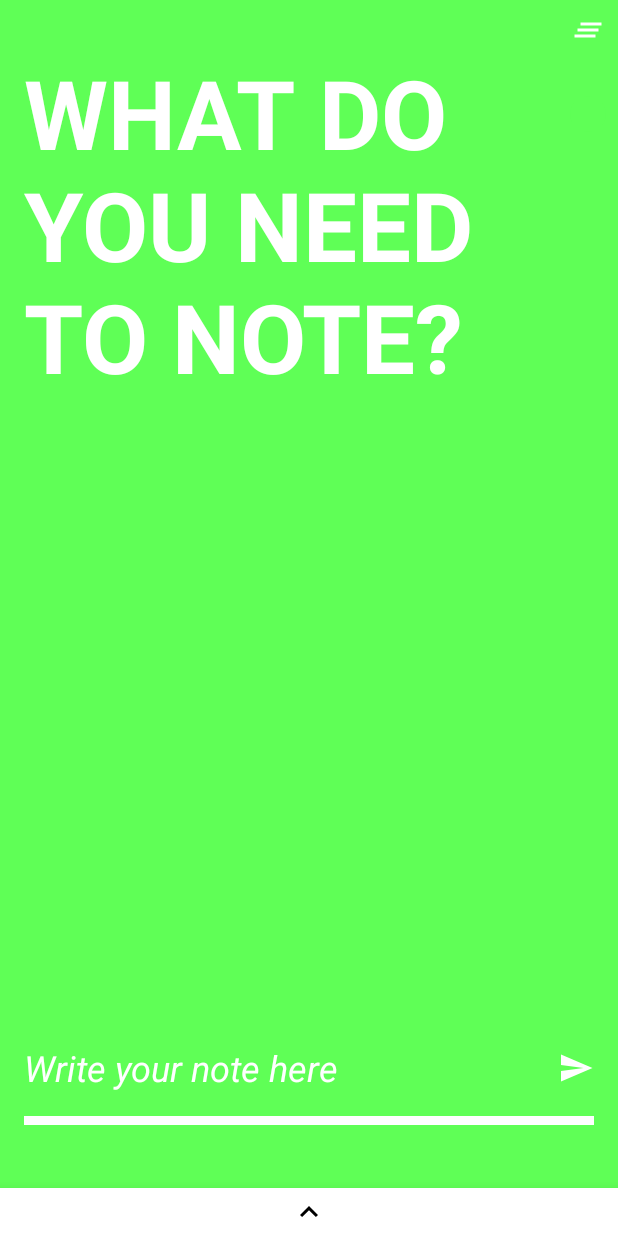
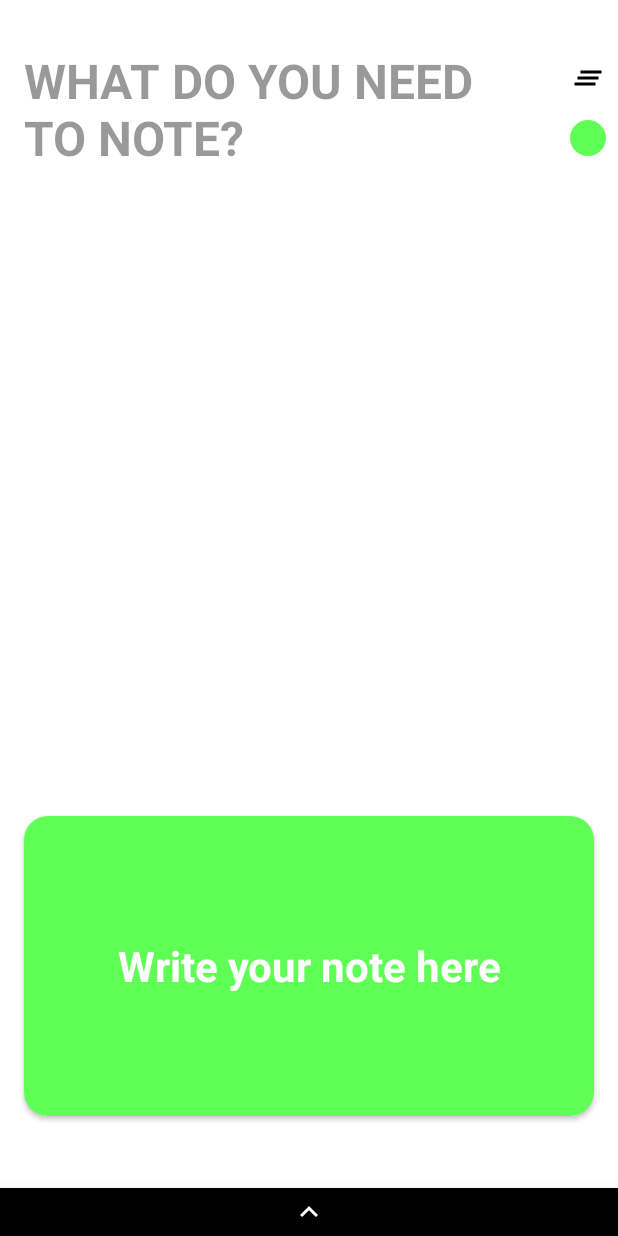
Before and after one commit to RAN3000/Notefication, an Android app: the screen it shows after launch (MainActivity), on a phone screen of 412 x 824 dp. Run offline under Robolectric (Android 15) with nearby library versions, the phone set to English and light mode, and no system bars; our stand-ins replace ButterKnife, Room's generated code, Timber; 2 statements that could not run were skipped.

Commit message:
UI rework: edit text match note

```diff
--- a/app/build.gradle
+++ b/app/build.gradle
@@ -38,6 +38,7 @@ dependencies {
 
     implementation 'androidx.core:core:1.1.0'
     implementation 'androidx.recyclerview:recyclerview:1.0.0'
+    implementation 'androidx.cardview:cardview:1.0.0'
 
     implementation 'com.jakewharton.timber:timber:4.7.1'
     implementation 'com.jakewharton:butterknife:10.2.0'
--- a/app/src/main/java/com/ran3000/notefication2/MainActivity.java
+++ b/app/src/main/java/com/ran3000/notefication2/MainActivity.java
@@ -15,6 +15,8 @@ import androidx.appcompat.app.AppCompatActivity;
 
 import android.content.SharedPreferences;
 import android.os.Bundle;
+import android.text.Editable;
+import android.text.TextWatcher;
 import android.view.KeyEvent;
 import android.view.View;
 import android.view.Window;
@@ -25,6 +27,7 @@ import android.widget.Button;
 import android.widget.EditText;
 import android.widget.ImageButton;
 import android.widget.ImageView;
+import android.widget.RelativeLayout;
 import android.widget.TextView;
 import android.widget.Toast;
 
@@ -43,16 +46,18 @@ public class MainActivity extends AppCompatActivity {
     ConstraintLayout mainLayout;
     @BindView(R.id.main_background)
     Button mainBackground;
-    @BindView(R.id.main_edittext)
+    @BindView(R.id.notification_edit_layout)
+    RelativeLayout editLayout;
+    @BindView(R.id.notification_edit_edittext)
     EditText mainEditText;
-    @BindView(R.id.main_send_button)
-    ImageButton mainButtonSend;
     @BindView(R.id.main_down_button)
     ImageButton mainDownButton;
     @BindView(R.id.main_clear_all)
     ImageView mainClearAllButton;
     @BindView(R.id.main_color_preview)
     ImageView mainColorPreview;
+    @BindView(R.id.main_text)
+    TextView mainText;
 
     private ColorManager colorManager;
     private NoteDatabase database;
@@ -96,8 +101,7 @@ public class MainActivity extends AppCompatActivity {
         Timber.d("Activity created.");
 
         ViewCompat.setTranslationZ(mainBackground, 1);
-        ViewCompat.setTranslationZ(mainEditText, 20);
-        ViewCompat.setTranslationZ(mainButtonSend, 20);
+        ViewCompat.setTranslationZ(mainLayout, 20);
         ViewCompat.setTranslationZ(mainDownButton, 20);
         ViewCompat.setTranslationZ(mainClearAllButton, 20);
 
@@ -111,6 +115,25 @@ public class MainActivity extends AppCompatActivity {
                     return true;
                 }
                 return false;
+            }
+        });
+
+        mainEditText.addTextChangedListener(new TextWatcher() {
+            @Override
+            public void beforeTextChanged(CharSequence s, int start, int count, int after) {
+                // do nothing
+            }
+
+            @Override
+            public void onTextChanged(CharSequence s, int start, int before, int count) {
+                // do nothing
+            }
+
+            @Override
+            public void afterTextChanged(Editable s) {
+                if (s.length() >= 100) {
+                    Toast.makeText(MainActivity.this, "Your note is too long", Toast.LENGTH_SHORT).show();
+                }
             }
         });
 
@@ -145,17 +168,11 @@ public class MainActivity extends AppCompatActivity {
         }
     }
 
-    @OnClick(R.id.main_send_button)
     public void sendNote() {
         Timber.d("Note sent: %s", mainEditText.getText());
 
         if (mainEditText.getText().toString().equalsIgnoreCase("dark")) {
             setDarkMode(!darkMode);
-        }
-
-        if (mainEditText.getText().toString().length() > 100) {
-            Toast.makeText(this, "Your note is too long", Toast.LENGTH_SHORT).show();
-            return;
         }
 
         Note note = new Note();
@@ -182,9 +199,7 @@ public class MainActivity extends AppCompatActivity {
     public void changeColor() {
         colorManager.nextColor();
         Timber.d("Background changed color.");
-        if (!darkMode) {
-            mainLayout.setBackgroundResource(colorManager.getCurrentColor());
-        }
+        editLayout.setBackgroundResource(colorManager.getCurrentColor());
         mainColorPreview.setImageResource(ColorManager.getCircleFor(colorManager.getCurrentColor()));
         getWindow().setStatusBarColor(ContextCompat.getColor(this, colorManager.getCurrentDarkColor()));
 
@@ -268,8 +283,16 @@ public class MainActivity extends AppCompatActivity {
         this.darkMode = on;
         if (on) {
             mainLayout.setBackgroundResource(android.R.color.black);
+            mainClearAllButton.setImageResource(R.drawable.ic_clear_all_white_24dp);
+            mainDownButton.setImageResource(R.drawable.ic_keyboard_arrow_down_black_24dp);
+            mainDownButton.setBackgroundResource(android.R.color.white);
+            mainText.setTextColor(getResources().getColor(R.color.transparent_white));
         } else { // reset normal mode
-            mainLayout.setBackgroundResource(colorManager.getCurrentColor());
+            mainLayout.setBackgroundResource(android.R.color.white);
+            mainClearAllButton.setImageResource(R.drawable.ic_clear_all_black_24dp);
+            mainDownButton.setImageResource(R.drawable.ic_keyboard_arrow_down_white_24dp);
+            mainDownButton.setBackgroundResource(android.R.color.black);
+            mainText.setTextColor(getResources().getColor(R.color.transparent_black));
         }
         SharedPreferences.Editor editor = sharedPreferences.edit();
         editor.putBoolean("dark_mode", on);
--- a/app/src/main/java/com/ran3000/notefication2/noteslist/NotesListActivity.java
+++ b/app/src/main/java/com/ran3000/notefication2/noteslist/NotesListActivity.java
@@ -1,8 +1,9 @@
 package com.ran3000.notefication2.noteslist;
 
 import android.app.Activity;
+import android.content.Context;
 import android.content.Intent;
-import android.graphics.Color;
+import android.content.SharedPreferences;
 import android.os.Bundle;
 import android.view.LayoutInflater;
 import android.view.View;
@@ -47,6 +48,8 @@ public class NotesListActivity extends Activity {
     TextView noNotesTextView;
     @BindView(R.id.notes_list_update_button)
     Button updateButton;
+    @BindView(R.id.notes_list_up_button)
+    ImageButton notesListUpButton;
 
     private AppExecutors executors;
 
@@ -79,6 +82,11 @@ public class NotesListActivity extends Activity {
     @Override
     protected void onResume() {
         super.onResume();
+
+        // apply light/dark mode
+        SharedPreferences sharedPreferences = this.getSharedPreferences(
+                "notefications_user_settings", Context.MODE_PRIVATE);
+        applyDarkMode(sharedPreferences.getBoolean("dark_mode", false));
 
         executors.diskIO().execute(() -> {
             NoteDatabase database = NoteDatabase.getAppDatabase(this);
@@ -318,4 +326,14 @@ public class NotesListActivity extends Activity {
         }
     }
 
+    private void applyDarkMode(boolean on) {
+        if (on) {
+            notesListUpButton.setImageResource(R.drawable.ic_keyboard_arrow_up_black_24dp);
+            notesListUpButton.setBackgroundResource(android.R.color.white);
+        } else { // reset normal mode
+            notesListUpButton.setImageResource(R.drawable.ic_keyboard_arrow_up_white_24dp);
+            notesListUpButton.setBackgroundResource(android.R.color.black);
+        }
+    }
+
 }
--- /dev/null
+++ b/app/src/main/res/drawable/ic_keyboard_arrow_down_white_24dp.xml
@@ -0,0 +1,9 @@
+<vector xmlns:android="http://schemas.android.com/apk/res/android"
+        android:width="24dp"
+        android:height="24dp"
+        android:viewportWidth="24.0"
+        android:viewportHeight="24.0">
+    <path
+        android:fillColor="#FFFFFFFF"
+        android:pathData="M7.41,7.84L12,12.42l4.59,-4.58L18,9.25l-6,6 -6,-6z"/>
+</vector>
--- /dev/null
+++ b/app/src/main/res/drawable/ic_keyboard_arrow_up_white_24dp.xml
@@ -0,0 +1,9 @@
+<vector xmlns:android="http://schemas.android.com/apk/res/android"
+        android:width="24dp"
+        android:height="24dp"
+        android:viewportWidth="24.0"
+        android:viewportHeight="24.0">
+    <path
+        android:fillColor="#FFFFFFFF"
+        android:pathData="M7.41,15.41L12,10.83l4.59,4.58L18,14l-6,-6 -6,6z"/>
+</vector>
--- a/app/src/main/res/layout/activity_main.xml
+++ b/app/src/main/res/layout/activity_main.xml
@@ -6,7 +6,7 @@
     android:layout_width="match_parent"
     android:layout_height="match_parent"
     tools:context=".MainActivity"
-    android:background="@color/green">
+    android:background="@android:color/white">
 
     <Button
         android:id="@+id/main_background"
@@ -24,14 +24,15 @@
         android:layout_width="0dp"
         android:layout_height="wrap_content"
         android:text="@string/what_do_you_need_to_note"
-        android:textColor="@android:color/white"
+        android:textColor="@color/transparent_black"
         android:textStyle="bold"
-        android:textSize="64sp"
+        android:textSize="32sp"
         app:layout_constraintStart_toStartOf="parent"
         app:layout_constraintEnd_toStartOf="@id/main_clear_all"
         app:layout_constraintTop_toTopOf="parent"
         android:layout_marginTop="32dp"
         android:layout_marginStart="16dp"
+        android:layout_marginEnd="16dp"
         />
 
     <ImageView
@@ -39,8 +40,8 @@
         android:layout_width="wrap_content"
         android:layout_height="wrap_content"
         app:layout_constraintEnd_toEndOf="parent"
-        app:layout_constraintTop_toTopOf="parent"
-        android:src="@drawable/ic_clear_all_white_24dp"
+        app:layout_constraintTop_toTopOf="@id/main_text"
+        android:src="@drawable/ic_clear_all_black_24dp"
         android:padding="8dp"
         />
 
@@ -49,61 +50,78 @@
         android:layout_width="wrap_content"
         android:layout_height="wrap_content"
         android:src="@drawable/shape_color_round_green"
-        android:layout_marginTop="24dp"
-        android:layout_marginBottom="24dp"
+        android:layout_marginTop="8dp"
         android:layout_marginEnd="8dp"
         android:layout_marginStart="8dp"
         app:layout_constraintTop_toBottomOf="@id/main_clear_all"
         app:layout_constraintEnd_toEndOf="parent"
         />
 
-    <EditText
-        android:id="@+id/main_edittext"
+    <androidx.cardview.widget.CardView
         android:layout_width="0dp"
         android:layout_height="wrap_content"
         android:layout_marginStart="16dp"
-        android:hint="@string/write_your_note_here"
-        android:inputType="textCapSentences"
-        android:imeOptions="actionSend"
-        android:singleLine="true"
-        android:textStyle="italic"
+        android:layout_marginEnd="16dp"
         android:layout_marginBottom="48dp"
-        android:paddingTop="16dp"
-        android:paddingBottom="16dp"
         app:layout_constraintStart_toStartOf="parent"
         app:layout_constraintBottom_toTopOf="@id/main_down_button"
-        app:layout_constraintEnd_toStartOf="@id/main_send_button"
-        android:backgroundTint="@android:color/white"
-        android:background="@android:color/transparent"
-        android:textColor="@android:color/white"
-        android:textSize="24sp"
-        android:textCursorDrawable="@android:color/white"
-        />
+        app:layout_constraintEnd_toEndOf="parent"
+        android:elevation="0dp"
+        app:cardCornerRadius="16dp"
+        >
 
-    <ImageButton
-        android:id="@+id/main_send_button"
-        android:layout_width="wrap_content"
-        android:layout_height="wrap_content"
-        app:layout_constraintTop_toTopOf="@id/main_edittext"
-        app:layout_constraintBottom_toBottomOf="@id/main_edittext"
-        app:layout_constraintEnd_toEndOf="parent"
-        android:paddingEnd="16dp"
-        android:paddingStart="16dp"
-        android:paddingTop="20dp"
-        android:paddingBottom="20dp"
-        android:background="@android:color/transparent"
-        android:src="@drawable/ic_send_white_24dp"
-        />
+        <include layout="@layout/notification_edit_layout"/>
 
-    <ImageView
-        android:layout_width="0dp"
-        android:layout_height="6dp"
-        app:layout_constraintTop_toBottomOf="@id/main_edittext"
-        app:layout_constraintStart_toStartOf="@id/main_edittext"
-        app:layout_constraintEnd_toEndOf="@id/main_send_button"
-        android:background="@android:color/white"
-        android:layout_marginEnd="16dp"
-        />
+    </androidx.cardview.widget.CardView>
+
+
+<!--    <EditText-->
+<!--        android:id="@+id/main_edittext"-->
+<!--        android:layout_width="0dp"-->
+<!--        android:layout_height="wrap_content"-->
+<!--        android:layout_marginStart="16dp"-->
+<!--        android:hint="@string/write_your_note_here"-->
+<!--        android:inputType="textCapSentences"-->
+<!--        android:imeOptions="actionSend"-->
+<!--        android:singleLine="true"-->
+<!--        android:textStyle="italic"-->
+<!--        android:layout_marginBottom="48dp"-->
+<!--        android:paddingTop="16dp"-->
+<!--        android:paddingBottom="16dp"-->
+<!--        app:layout_constraintStart_toStartOf="parent"-->
+<!--        app:layout_constraintBottom_toTopOf="@id/main_down_button"-->
+<!--        app:layout_constraintEnd_toStartOf="@id/main_send_button"-->
+<!--        android:backgroundTint="@android:color/white"-->
+<!--        android:background="@android:color/transparent"-->
+<!--        android:textColor="@android:color/white"-->
+<!--        android:textSize="24sp"-->
+<!--        android:textCursorDrawable="@android:color/white"-->
+<!--        />-->
+
+<!--    <ImageButton-->
+<!--        android:id="@+id/main_send_button"-->
+<!--        android:layout_width="wrap_content"-->
+<!--        android:layout_height="wrap_content"-->
+<!--        app:layout_constraintTop_toTopOf="@id/main_edittext"-->
+<!--        app:layout_constraintBottom_toBottomOf="@id/main_edittext"-->
+<!--        app:layout_constraintEnd_toEndOf="parent"-->
+<!--        android:paddingEnd="16dp"-->
+<!--        android:paddingStart="16dp"-->
+<!--        android:paddingTop="20dp"-->
+<!--        android:paddingBottom="20dp"-->
+<!--        android:background="@android:color/transparent"-->
+<!--        android:src="@drawable/ic_send_white_24dp"-->
+<!--        />-->
+
+<!--    <ImageView-->
+<!--        android:layout_width="0dp"-->
+<!--        android:layout_height="6dp"-->
+<!--        app:layout_constraintTop_toBottomOf="@id/main_edittext"-->
+<!--        app:layout_constraintStart_toStartOf="@id/main_edittext"-->
+<!--        app:layout_constraintEnd_toEndOf="@id/main_send_button"-->
+<!--        android:background="@android:color/white"-->
+<!--        android:layout_marginEnd="16dp"-->
+<!--        />-->
 
     <ImageButton
         android:id="@+id/main_down_button"
@@ -112,8 +130,8 @@
         app:layout_constraintBottom_toBottomOf="parent"
         app:layout_constraintEnd_toEndOf="parent"
         app:layout_constraintStart_toStartOf="parent"
-        android:background="@android:color/white"
-        android:src="@drawable/ic_keyboard_arrow_up_black_24dp"
+        android:background="@android:color/black"
+        android:src="@drawable/ic_keyboard_arrow_up_white_24dp"
         android:transitionName="downMenu"
         />
 
--- /dev/null
+++ b/app/src/main/res/layout/notification_edit_layout.xml
@@ -0,0 +1,41 @@
+<?xml version="1.0" encoding="utf-8"?>
+<RelativeLayout xmlns:android="http://schemas.android.com/apk/res/android"
+    android:id="@+id/notification_edit_layout"
+    android:layout_width="match_parent"
+    android:layout_height="200dp"
+    xmlns:app="http://schemas.android.com/apk/res-auto"
+    android:background="@color/green">
+
+    <EditText
+        android:id="@+id/notification_edit_edittext"
+        android:layout_width="match_parent"
+        android:layout_height="match_parent"
+        android:layout_marginStart="20dp"
+        android:layout_marginEnd="20dp"
+        android:layout_marginTop="20dp"
+        android:layout_marginBottom="20dp"
+        android:hint="@string/write_your_note_here"
+        android:inputType="textCapSentences|textMultiLine"
+        android:imeOptions="actionSend"
+        android:textStyle="bold"
+        android:backgroundTint="@android:color/white"
+        android:background="@android:color/transparent"
+        android:textColor="@android:color/white"
+        android:textSize="28sp"
+        android:textCursorDrawable="@android:color/white"
+        android:textAlignment="center"
+        android:layout_centerInParent="true"
+        android:scrollHorizontally="false"
+        android:maxLines="6"
+        android:maxLength="100"
+        />
+
+    <ImageView
+        android:id="@+id/notification_edit_thread_indicator"
+        android:visibility="gone"
+        android:layout_width="wrap_content"
+        android:layout_height="match_parent"
+        android:src="@drawable/transparent_white_rect"
+        android:contentDescription="thread bar" />
+
+</RelativeLayout>
--- a/app/src/main/res/values/colors.xml
+++ b/app/src/main/res/values/colors.xml
@@ -17,4 +17,5 @@
     <color name="dark_purple">#512DA8</color>
 
     <color name="transparent_white">#66ffffff</color>
+    <color name="transparent_black">#66000000</color>
 </resources>
```
